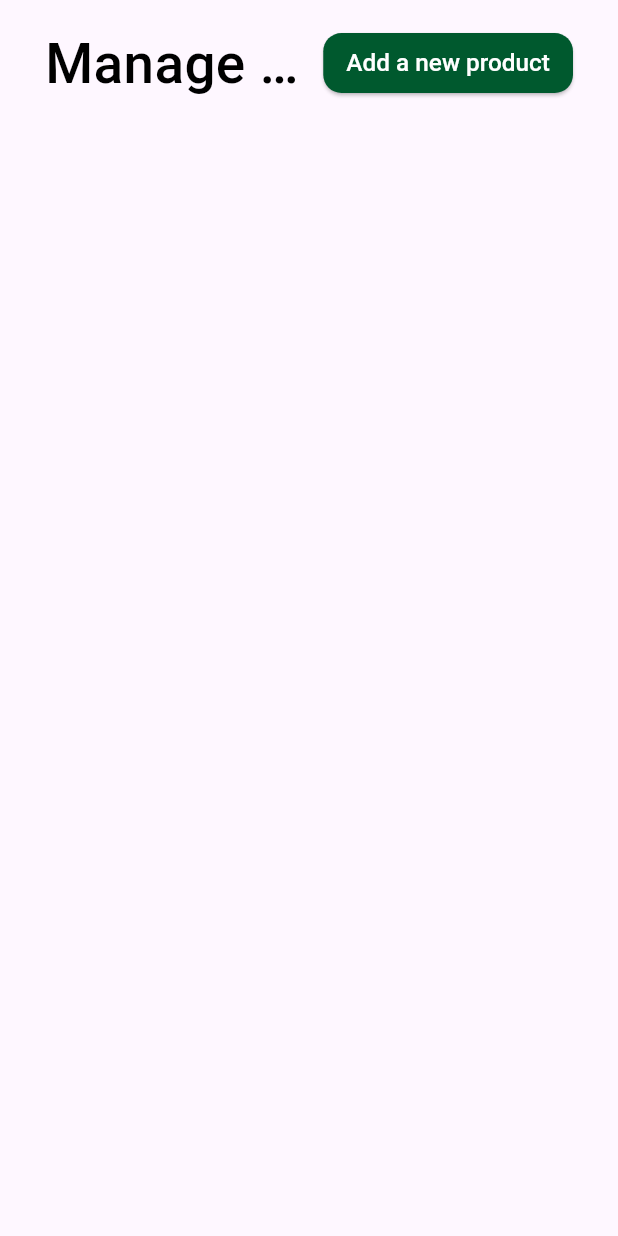
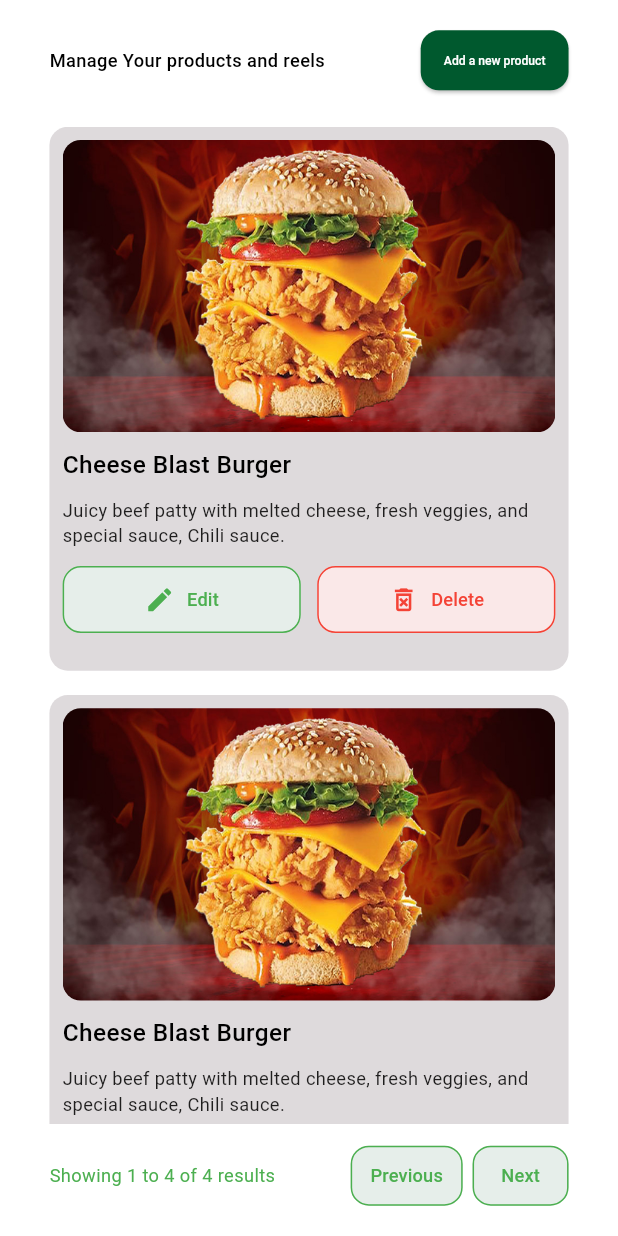
Before and after one commit to MTS-Services/Al-khalifa_food_delivery_admin_dashborad_flutter, a Flutter app: the screen it shows after launch, on a phone screen of 412 x 824 dp. Run offline on Flutter 3.47's test engine with Material 3 defaults, Android fonts, the light colour scheme and no system bars; our stand-ins replace flutter_screenutil, get.

Commit message:
products design has been done

```diff
--- a/lib/app/data/app_colors.dart
+++ b/lib/app/data/app_colors.dart
@@ -6,4 +6,6 @@ class AppColors{
   static const Color darkBlackColor = Color(0xff1F1E1E);
   static const Color whiteColor = Color(0xffFFFFFF);
   static const Color blackColor = Color(0xff000000);
+  static const Color redLightColor = Color(0xffFAE8E8);
+  static const Color greenLightColor = Color(0xffE6EEEA);
 }
--- a/lib/app/data/image_path.dart
+++ b/lib/app/data/image_path.dart
@@ -1,5 +1,6 @@
 class ImagePath{
   static const String baseUrl ='assets/images';
   static const String googleIcon ='$baseUrl/GoogleIcon.png';
+  static const String burgerImage ='$baseUrl/Rectangle 1.png';
 
 }
--- a/lib/app/modules/product_category/views/product_category_view.dart
+++ b/lib/app/modules/product_category/views/product_category_view.dart
@@ -1,41 +1,145 @@
 import 'package:al_khalifa_dashboard/app/data/app_colors.dart';
 import 'package:al_khalifa_dashboard/app/data/app_text_styles.dart';
+import 'package:al_khalifa_dashboard/app/modules/product_category/widget/food_card.dart';
 import 'package:flutter/material.dart';
 import 'package:flutter_screenutil/flutter_screenutil.dart';
+import 'package:get/get.dart';
+import '../controllers/product_category_controller.dart';
 
-import 'package:get/get.dart';
 
-import '../controllers/product_category_controller.dart';
 
 class ProductCategoryView extends GetView<ProductCategoryController> {
   const ProductCategoryView({super.key});
+
   @override
   Widget build(BuildContext context) {
+    double width = MediaQuery.of(context).size.width;
+    bool mobileDevice=false;
+    bool desktopDevice=false;
+    bool tabletDevice=false;
+    int crossAxisCount;
+    if (width >= 1200) {
+      crossAxisCount = 4;
+      desktopDevice=true;
+    } else if (width >= 600 && width <1200) {
+      crossAxisCount = 3;
+      tabletDevice=true;
+    } else if (width >= 600) {
+      crossAxisCount = 2;
+      tabletDevice=true;
+    } else {
+      crossAxisCount = 1;
+      mobileDevice=true;
+    }
+
     return Scaffold(
+      backgroundColor: Colors.white,
       body: Padding(
-        padding: const EdgeInsets.symmetric(horizontal: 30,vertical: 16),
+        padding: EdgeInsets.symmetric(horizontal: 30.w, vertical: 16.h),
         child: Column(
+          crossAxisAlignment: CrossAxisAlignment.start,
           children: [
             Row(
               children: [
                 Expanded(
                   child: Text(
                     'Manage Your products and reels',
-                    style: AppTextStyles.medium36.copyWith(color: AppColors.blackColor),
-                    overflow: TextOverflow.ellipsis,
+                    style:desktopDevice ? AppTextStyles.medium36.copyWith(
+                      color: AppColors.blackColor,
+                    ):tabletDevice?AppTextStyles.medium26.copyWith(
+                      color: AppColors.blackColor,
+                    ) :AppTextStyles.medium12.copyWith(
+                      color: AppColors.blackColor,
+                    )
                   ),
                 ),
                 SizedBox(width: 8.w),
                 ElevatedButton(
                   onPressed: () {},
-                  child: Text('Add a new product', style: TextStyle(fontSize: 16.sp)),
-                )
+                  child: Text(
+                    'Add a new product',
+                    style:desktopDevice? TextStyle(fontSize: 16.sp):tabletDevice ?TextStyle(fontSize: 12.sp):TextStyle(fontSize: 8.sp)
+                  ),
+                ),
+              ],
+            ),
+
+            SizedBox(height: 20.h),
+            Expanded(
+              child: GridView.builder(
+                itemCount: 10,
+                gridDelegate: SliverGridDelegateWithFixedCrossAxisCount(
+                  crossAxisCount: crossAxisCount,
+                  mainAxisSpacing: 16.h,
+                  crossAxisSpacing: 16.w,
+                  childAspectRatio: 0.55,
+                  mainAxisExtent: desktopDevice? 460.w:tabletDevice?420.w:330.w
+
+                ),
+                itemBuilder: (context, index) {
+                  return const FoodCard();
+                },
+              ),
+            ),
+            SizedBox(height: 10.h),
+            Row(
+              children: [
+                Text(
+                  'Showing 1 to 4 of 4 results',
+                  style: AppTextStyles.regular16.copyWith(
+                    color: Colors.green,
+                    fontSize: (width < 600 ? 12.sp : 16.sp), // mobile small
+                  ),
+                ),
+                const Spacer(),
+                OutlinedButton(
+                  onPressed: () {},
+                  style: OutlinedButton.styleFrom(
+                    side: const BorderSide(color: Colors.green, width: 1),
+                    backgroundColor: AppColors.greenLightColor,
+                    padding: EdgeInsets.symmetric(
+                      horizontal: (width < 600 ? 12.w : 20.w),
+                      vertical: (width < 600 ? 8.h : 12.h),
+                    ),
+                    shape: RoundedRectangleBorder(
+                      borderRadius: BorderRadius.circular(12.r),
+                    ),
+                  ),
+                  child: Text(
+                    'Previous',
+                    style: AppTextStyles.medium16.copyWith(
+                      color: Colors.green,
+                      fontSize: (width < 600 ? 12.sp : 16.sp),
+                    ),
+                  ),
+                ),
+                SizedBox(width: (width < 600 ? 6.w : 8.w)),
+                OutlinedButton(
+                  onPressed: () {},
+                  style: OutlinedButton.styleFrom(
+                    side: const BorderSide(color: Colors.green, width: 1),
+                    backgroundColor: AppColors.greenLightColor,
+                    padding: EdgeInsets.symmetric(
+                      horizontal: (width < 600 ? 12.w : 20.w),
+                      vertical: (width < 600 ? 8.h : 12.h),
+                    ),
+                    shape: RoundedRectangleBorder(
+                      borderRadius: BorderRadius.circular(12.r),
+                    ),
+                  ),
+                  child: Text(
+                    'Next',
+                    style: AppTextStyles.medium16.copyWith(
+                      color: Colors.green,
+                      fontSize: (width < 600 ? 12.sp : 16.sp),
+                    ),
+                  ),
+                ),
               ],
             )
-
           ],
         ),
-      )
+      ),
     );
   }
 }
--- /dev/null
+++ b/lib/app/modules/product_category/widget/food_card.dart
@@ -0,0 +1,119 @@
+import 'package:al_khalifa_dashboard/app/data/app_colors.dart';
+import 'package:al_khalifa_dashboard/app/data/app_text_styles.dart';
+import 'package:al_khalifa_dashboard/app/data/image_path.dart';
+import 'package:flutter/material.dart';
+import 'package:flutter_screenutil/flutter_screenutil.dart';
+
+
+class FoodCard extends StatelessWidget {
+  const FoodCard({super.key});
+
+  @override
+  Widget build(BuildContext context) {
+    double width = MediaQuery.of(context).size.width;
+    double imageHeight;
+    if (width >= 1200) {
+      imageHeight = 200.h;
+    } else if (width >= 800) {
+      imageHeight = 180.h;
+    } else if (width >= 600) {
+      imageHeight = 150.h;
+    } else {
+      imageHeight = 130.h;
+    }
+    return Container(
+      decoration: BoxDecoration(
+        color: AppColors.strokeColor,
+        borderRadius: BorderRadius.circular(12.r),
+      ),
+      child: Padding(
+        padding: EdgeInsets.all(8.w),
+        child: Column(
+          mainAxisSize: MainAxisSize.min,
+          crossAxisAlignment: CrossAxisAlignment.start,
+          children: [
+            ClipRRect(
+              borderRadius: BorderRadius.circular(12.r),
+              child: Image.asset(
+                ImagePath.burgerImage,
+                width: double.infinity,
+                fit: BoxFit.cover,
+              ),
+            ),
+            SizedBox(height: 10.h),
+            Text(
+              'Cheese Blast Burger',
+              style: AppTextStyles.medium20.copyWith(
+                color: AppColors.blackColor,
+                fontSize: (width < 600 ? 16.sp : 20.sp),
+              ),
+            ),
+            SizedBox(height: 10.h),
+            Text(
+              'Juicy beef patty with melted cheese, fresh veggies, and special sauce, Chili sauce.',
+              style: AppTextStyles.regular16.copyWith(
+                color: AppColors.darkBlackColor,
+                fontSize: (width < 600 ? 12.sp : 16.sp),
+              ),
+            ),
+            SizedBox(height: 10.h),
+            Row(
+              children: [
+                Expanded(
+                  child: OutlinedButton.icon(
+                    onPressed: () {},
+                    icon: Icon(Icons.edit, color: Colors.green, size: 20.sp),
+                    label: Text(
+                      'Edit',
+                      style: AppTextStyles.medium16.copyWith(
+                        color: Colors.green,
+                        fontSize: (width < 600 ? 12.sp : 16.sp),
+                      ),
+                    ),
+                    style: OutlinedButton.styleFrom(
+                      side: const BorderSide(color: Colors.green, width: 1),
+                      backgroundColor: AppColors.greenLightColor,
+                      padding: EdgeInsets.symmetric(
+                        horizontal: 20.w,
+                        vertical: 12.h,
+                      ),
+                      shape: RoundedRectangleBorder(
+                        borderRadius: BorderRadius.circular(12.r),
+                      ),
+                    ),
+                  ),
+                ),
+                SizedBox(width: 10.w),
+                Expanded(
+                  child: OutlinedButton.icon(
+                    onPressed: () {},
+                    icon: Icon(Icons.delete_forever_outlined,
+                        color: Colors.red, size: 20.sp),
+                    label: Text(
+                      'Delete',
+                      style: AppTextStyles.medium16.copyWith(
+                        color: Colors.red,
+                        fontSize: (width < 600 ? 12.sp : 16.sp),
+                      ),
+                    ),
+                    style: OutlinedButton.styleFrom(
+                      side: const BorderSide(color: Colors.red, width: 1),
+                      backgroundColor: AppColors.redLightColor,
+                      padding: EdgeInsets.symmetric(
+                        horizontal: 20.w,
+                        vertical: 12.h,
+                      ),
+                      shape: RoundedRectangleBorder(
+                        borderRadius: BorderRadius.circular(12.r),
+                      ),
+                    ),
+                  ),
+                ),
+              ],
+            ),
+          ],
+        ),
+      ),
+    );
+  }
+}
--- a/pubspec.yaml
+++ b/pubspec.yaml
@@ -60,8 +60,8 @@ flutter:
   uses-material-design: true
 
   # To add assets to your application, add an assets section, like this:
-  # assets:
-  #   - images/a_dot_burr.jpeg
+  assets:
+    - assets/images/
   #   - images/a_dot_ham.jpeg
 
   # An image asset can refer to one or more resolution-specific "variants", see
```
Also changed, not shown: assets/images/Rectangle 1.png (added).
